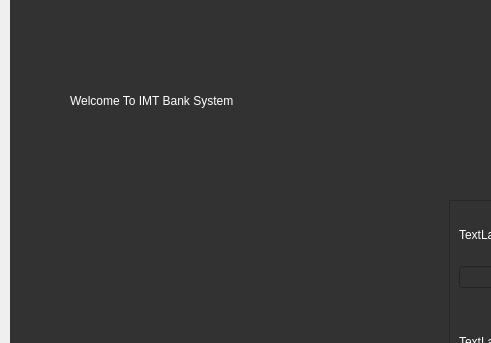
Above: BankSystemUser/mainwindow.ui from KerollosSamaan75/Bank-System-Project before the change; both pictures show x 0 to 491 and y 0 to 343 of the 801 by 642 pixel window. Below: the same form after it.
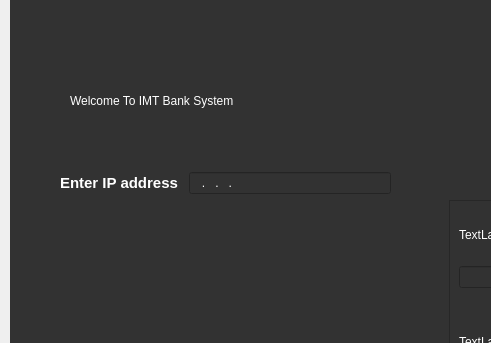
That is the form after the change. The open tabs and pages were chosen to show the change. Icons and pictures are not drawn.

```diff
--- a/BankSystemUser/mainwindow.ui
+++ b/BankSystemUser/mainwindow.ui
@@ -55,7 +55,7 @@
       <property name="geometry">
        <rect>
         <x>40</x>
-        <y>120</y>
+        <y>130</y>
         <width>351</width>
         <height>351</height>
        </rect>
@@ -324,6 +324,40 @@
 </string>
       </property>
      </widget>
+     <widget class="QWidget" name="layoutWidget">
+      <property name="geometry">
+       <rect>
+        <x>50</x>
+        <y>160</y>
+        <width>331</width>
+        <height>46</height>
+       </rect>
+      </property>
+      <layout class="QHBoxLayout" name="horizontalLayout_5">
+       <item>
+        <widget class="QLabel" name="label_12">
+         <property name="styleSheet">
+          <string notr="true">color: rgb(255, 255, 255);
+font: 700 20pt &quot;Segoe UI&quot;;</string>
+         </property>
+         <property name="text">
+          <string>&lt;html&gt;&lt;head/&gt;&lt;body&gt;&lt;p&gt;&lt;span style=&quot; font-size:11pt; font-weight:700;&quot;&gt;Enter IP address &lt;/span&gt;&lt;/p&gt;&lt;/body&gt;&lt;/html&gt;</string>
+         </property>
+        </widget>
+       </item>
+       <item>
+        <widget class="QLineEdit" name="lE_IPAddress">
+         <property name="styleSheet">
+          <string notr="true">color: rgb(255, 255, 255);
+font: 700 12pt &quot;Segoe UI&quot;;</string>
+         </property>
+         <property name="inputMask">
+          <string>000.000.000.000</string>
+         </property>
+        </widget>
+       </item>
+      </layout>
+     </widget>
     </widget>
     <widget class="QWidget" name="Admin">
      <widget class="QLabel" name="Adminlabel">
```
Left out of the diff: 2 changed lines with no effect on the pictures.
